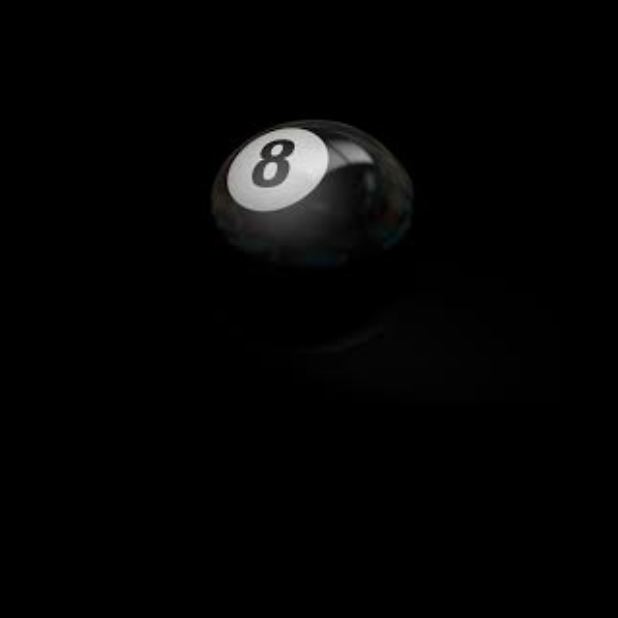
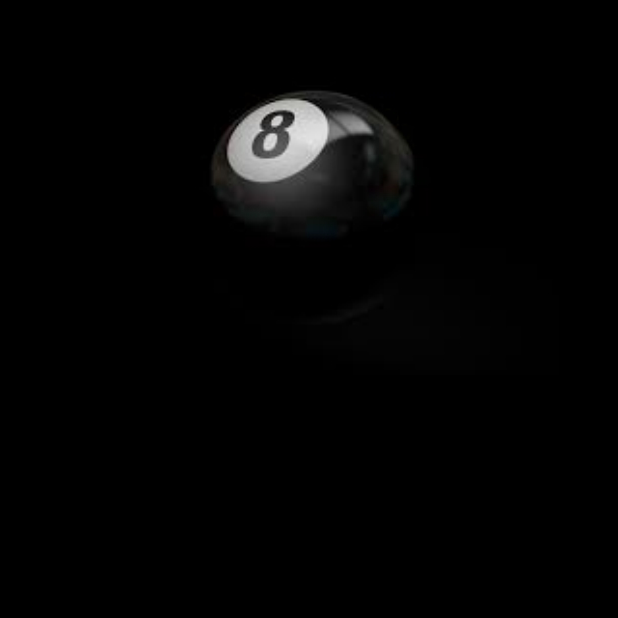
Before and after one commit to Victor-Garces/prj-cursobasico-9, an Android app: the screen it shows after launch (BallActivity), after a tap on an icon or button, on a phone screen of 412 x 824 dp, the top half of it. Run offline under Robolectric (Android 15) with nearby library versions, the phone set to English and light mode, and no system bars.

Commit message:
Transferencia de las frases a traves de un Bundle en lugar de tenerlo directo en el activity.

```diff
--- a/app/src/main/java/com/example/christopher/magicball/BallActivity.java
+++ b/app/src/main/java/com/example/christopher/magicball/BallActivity.java
@@ -1,16 +1,21 @@
 package com.example.christopher.magicball;
 
 import android.content.Context;
+import android.content.Intent;
 import android.hardware.Sensor;
 import android.hardware.SensorManager;
+import android.speech.tts.TextToSpeech;
 import android.support.v7.app.AppCompatActivity;
 import android.os.Bundle;
 import android.view.View;
 import android.widget.TextView;
 
-public class BallActivity extends AppCompatActivity {
+import org.w3c.dom.Text;
 
-    private String[] phrase = new String[20];
+import java.util.Locale;
+
+public class BallActivity extends AppCompatActivity  {
+
     private ShakeDetector mShakeDetector;
     private SensorManager mSensorManager;
     private Sensor mAccelerometer;
@@ -25,26 +30,9 @@ public class BallActivity extends AppCompatActivity {
         decorView.setSystemUiVisibility(uiOptions);
         getSupportActionBar().hide();
 
-        phrase[0] = "It is certain";
-        phrase[1] = "It is decidedly so";
-        phrase[2] = "Without a doubt";
-        phrase[3] = "Yes definitely";
-        phrase[4] = "You may rely on it";
-        phrase[5] = "As I see it, yes";
-        phrase[6] = "Most likely";
-        phrase[7] = "Yes";
-        phrase[8] = "Signs point to yes";
-        phrase[9] = "Reply hazy try again";
-        phrase[10] = "Ask again later";
-        phrase[11] = "Better not tell you now";
-        phrase[12] = "Cannot predict now";
-        phrase[13] = "Concentrate and ask again";
-        phrase[14] = "Don't count on it";
-        phrase[15] = "My reply is no";
-        phrase[16] = "My sources say no";
-        phrase[17] = "Outlook not so good";
-        phrase[18] = "Very doubtful";
-        phrase[19] = "Outlook good";
+        Intent receivedIntent = getIntent();
+        final Bundle b = receivedIntent.getBundleExtra("Phrase");
+        b.getStringArray("");
 
         // ShakeDetector initialization
         mSensorManager = (SensorManager) getSystemService(Context.SENSOR_SERVICE);
@@ -53,8 +41,16 @@ public class BallActivity extends AppCompatActivity {
             @Override
             public void onShake() {
                 // Do stuff!
-                TextView tv = findViewById(R.id.magic_phrase);
-                tv.setText(phrase[(int)Math.floor(Math.random()* 20)]);
+                final TextView tv = findViewById(R.id.magic_phrase);
+                tv.setText(b.getStringArray("frase")[(int)Math.floor(Math.random()* 20)]);
+//                TextToSpeech tts = new TextToSpeech(BallActivity.this, new TextToSpeech.OnInitListener() {
+//                    @Override
+//                    public void onInit(int i) {
+//                        tv.getText();
+//                    }
+//                });
+
+
             }
         });
     }
--- a/app/src/main/java/com/example/christopher/magicball/MainActivity.java
+++ b/app/src/main/java/com/example/christopher/magicball/MainActivity.java
@@ -8,6 +8,7 @@ import android.widget.ImageView;
 
 public class MainActivity extends AppCompatActivity implements View.OnClickListener{
 
+    private String[] phrase = new String[20];
 
     @Override
     protected void onCreate(Bundle savedInstanceState) {
@@ -21,11 +22,35 @@ public class MainActivity extends AppCompatActivity implements View.OnClickListe
 
         ImageView startButton = findViewById(R.id.start_button);
         startButton.setOnClickListener(this);
+
+        phrase[0] = "It is certain";
+        phrase[1] = "It is decidedly so";
+        phrase[2] = "Without a doubt";
+        phrase[3] = "Yes definitely";
+        phrase[4] = "You may rely on it";
+        phrase[5] = "As I see it, yes";
+        phrase[6] = "Most likely";
+        phrase[7] = "Yes";
+        phrase[8] = "Signs point to yes";
+        phrase[9] = "Reply hazy try again";
+        phrase[10] = "Ask again later";
+        phrase[11] = "Better not tell you now";
+        phrase[12] = "Cannot predict now";
+        phrase[13] = "Concentrate and ask again";
+        phrase[14] = "Don't count on it";
+        phrase[15] = "My reply is no";
+        phrase[16] = "My sources say no";
+        phrase[17] = "Outlook not so good";
+        phrase[18] = "Very doubtful";
+        phrase[19] = "Outlook good";
     }
 
     @Override
     public void onClick(View view) {
+        Bundle b = new Bundle();
         Intent intent = new Intent(this,BallActivity.class);
+        b.putStringArray("frase",phrase);
+        intent.putExtra("Phrase",b);
         startActivity(intent);
     }
 }
--- a/app/src/main/java/com/example/christopher/magicball/ShakeDetector.java
+++ b/app/src/main/java/com/example/christopher/magicball/ShakeDetector.java
@@ -7,13 +7,13 @@ import android.hardware.SensorEventListener;
 public class ShakeDetector implements SensorEventListener {
 
     // Minimum acceleration needed to count as a shake movement
-    private static final int MIN_SHAKE_ACCELERATION = 8;
+    private static final int MIN_SHAKE_ACCELERATION = 4;
 
     // Minimum number of movements to register a shake
     private static final int MIN_MOVEMENTS = 3;
 
     // Maximum time (in milliseconds) for the whole shake to occur
-    private static final int MAX_SHAKE_DURATION = 600;
+    private static final int MAX_SHAKE_DURATION = 700;
 
     // Arrays to store gravity and linear acceleration values
     private float[] mGravity = { 0.0f, 0.0f, 0.0f };
--- a/app/src/main/res/layout/activity_ball.xml
+++ b/app/src/main/res/layout/activity_ball.xml
@@ -1,5 +1,5 @@
 <?xml version="1.0" encoding="utf-8"?>
-<LinearLayout xmlns:android="http://schemas.android.com/apk/res/android"
+<RelativeLayout xmlns:android="http://schemas.android.com/apk/res/android"
     xmlns:app="http://schemas.android.com/apk/res-auto"
     xmlns:tools="http://schemas.android.com/tools"
     android:layout_width="match_parent"
@@ -8,14 +8,20 @@
     android:orientation="vertical"
     tools:context="com.example.christopher.magicball.BallActivity">
 
+    <ImageView
+        android:id="@+id/black_ball"
+        android:layout_width="match_parent"
+        android:layout_height="wrap_content"
+        android:src="@mipmap/ball_background" />
+
     <TextView
         android:id="@+id/magic_phrase"
         android:layout_width="wrap_content"
         android:layout_height="wrap_content"
+        android:layout_below="@+id/black_ball"
+        android:layout_centerHorizontal="true"
+        android:layout_marginTop="94dp"
+        android:gravity="center"
         android:textColor="@color/login_text" />
 
-    <ImageView
-        android:layout_width="match_parent"
-        android:layout_height="wrap_content"
-        android:src="@mipmap/ball_background" />
-</LinearLayout>
+</RelativeLayout>
```
